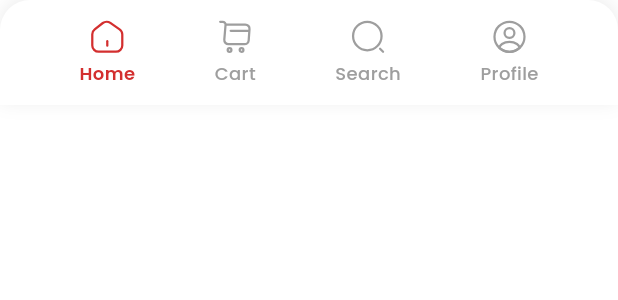
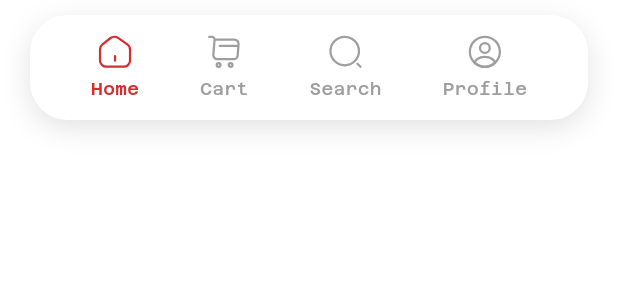
Before and after one commit to Dukeazeta/Quickbite-v3, a Flutter app: the CustomBottomNavigationBar widget shown alone on an empty page, opened directly with empty values, on a phone screen of 412 x 824 dp. Shown: the top 300 px of the screen. Run offline on Flutter 3.47's test engine with Material 3 defaults, Android fonts, the phone set to English and light mode, and no system bars; our stand-ins replace equatable, flutter_bloc, flutter_rating_bar, flutter_svg, google_fonts; network calls fail.

Commit message:
Made the navbar floating and rounded

```diff
--- a/quickbitev3/lib/screens/home/food_items_screen.dart
+++ b/quickbitev3/lib/screens/home/food_items_screen.dart
@@ -30,6 +30,7 @@ class _FoodItemsScreenState extends State<FoodItemsScreen>
     super.dispose();
   }
 
+  // In the build method of FoodItemsScreen
   @override
   Widget build(BuildContext context) {
     return Scaffold(
@@ -175,6 +176,7 @@ class _FoodItemsScreenState extends State<FoodItemsScreen>
           ],
         ),
       ),
+      extendBody: true, // This allows content to go behind the bottom nav bar
       bottomNavigationBar: CustomBottomNavigationBar(
         currentIndex: _currentIndex,
         onTap: (index) {
@@ -182,6 +184,13 @@ class _FoodItemsScreenState extends State<FoodItemsScreen>
             _currentIndex = index;
           });
           // Handle navigation based on index
+          if (index == 1) {
+            Navigator.pushNamed(context, '/cart');
+          } else if (index == 2) {
+            Navigator.pushNamed(context, '/search');
+          } else if (index == 3) {
+            Navigator.pushNamed(context, '/profile');
+          }
         },
       ),
     );
@@ -265,7 +274,8 @@ class _FoodItemsScreenState extends State<FoodItemsScreen>
               mainAxisAlignment: MainAxisAlignment.center,
               children: [
                 Container(
-                  padding: const EdgeInsets.symmetric(horizontal: 8, vertical: 4),
+                  padding:
+                      const EdgeInsets.symmetric(horizontal: 8, vertical: 4),
                   decoration: BoxDecoration(
                     color: Colors.red[700],
                     borderRadius: BorderRadius.circular(12),
@@ -590,7 +600,8 @@ class _FoodItemsScreenState extends State<FoodItemsScreen>
                 name: 'Jollof Rice',
                 restaurant: "Mama's Kitchen",
                 price: 1500,
-                imageUrl: 'https://source.unsplash.com/random/300x200/?jollof-rice',
+                imageUrl:
+                    'https://source.unsplash.com/random/300x200/?jollof-rice',
                 rating: 4.8,
                 onTap: () {
                   // Navigate to food details
@@ -603,7 +614,8 @@ class _FoodItemsScreenState extends State<FoodItemsScreen>
                 name: 'Chicken Suya',
                 restaurant: 'Suya Spot',
                 price: 2000,
-                imageUrl: 'https://source.unsplash.com/random/300x200/?grilled-chicken',
+                imageUrl:
+                    'https://source.unsplash.com/random/300x200/?grilled-chicken',
                 rating: 4.6,
                 onTap: () {
                   // Navigate to food details
@@ -629,7 +641,8 @@ class _FoodItemsScreenState extends State<FoodItemsScreen>
                 name: 'Fried Rice',
                 restaurant: 'Golden Dragon',
                 price: 1600,
-                imageUrl: 'https://source.unsplash.com/random/300x200/?fried-rice',
+                imageUrl:
+                    'https://source.unsplash.com/random/300x200/?fried-rice',
                 rating: 4.5,
                 onTap: () {
                   // Navigate to food details
--- a/quickbitev3/lib/widgets/custom_bottom_navbar.dart
+++ b/quickbitev3/lib/widgets/custom_bottom_navbar.dart
@@ -1,5 +1,4 @@
 import 'package:flutter/material.dart';
-import 'package:google_fonts/google_fonts.dart';
 import 'package:flutter_svg/flutter_svg.dart';
 
 class CustomBottomNavigationBar extends StatelessWidget {
@@ -15,18 +14,16 @@ class CustomBottomNavigationBar extends StatelessWidget {
   @override
   Widget build(BuildContext context) {
     return Container(
+      margin: const EdgeInsets.symmetric(horizontal: 20, vertical: 10),
       height: 70,
       decoration: BoxDecoration(
         color: Colors.white,
-        borderRadius: const BorderRadius.only(
-          topLeft: Radius.circular(20),
-          topRight: Radius.circular(20),
-        ),
+        borderRadius: BorderRadius.circular(25),
         boxShadow: [
           BoxShadow(
-            color: Colors.grey.withOpacity(0.2),
-            blurRadius: 10,
-            offset: const Offset(0, -2),
+            color: Colors.grey.withOpacity(0.3),
+            blurRadius: 15,
+            offset: const Offset(0, 5),
           ),
         ],
       ),
@@ -53,12 +50,15 @@ class CustomBottomNavigationBar extends StatelessWidget {
             iconPath,
             height: 24,
             width: 24,
-            color: isSelected ? Colors.red[700] : Colors.grey[500],
+            colorFilter: ColorFilter.mode(
+              isSelected ? Colors.red[700]! : Colors.grey[500]!,
+              BlendMode.srcIn,
+            ),
           ),
           const SizedBox(height: 4),
           Text(
             label,
-            style: GoogleFonts.poppins(
+            style: TextStyle(
               color: isSelected ? Colors.red[700] : Colors.grey[500],
               fontSize: 12,
               fontWeight: isSelected ? FontWeight.w600 : FontWeight.w500,
```
